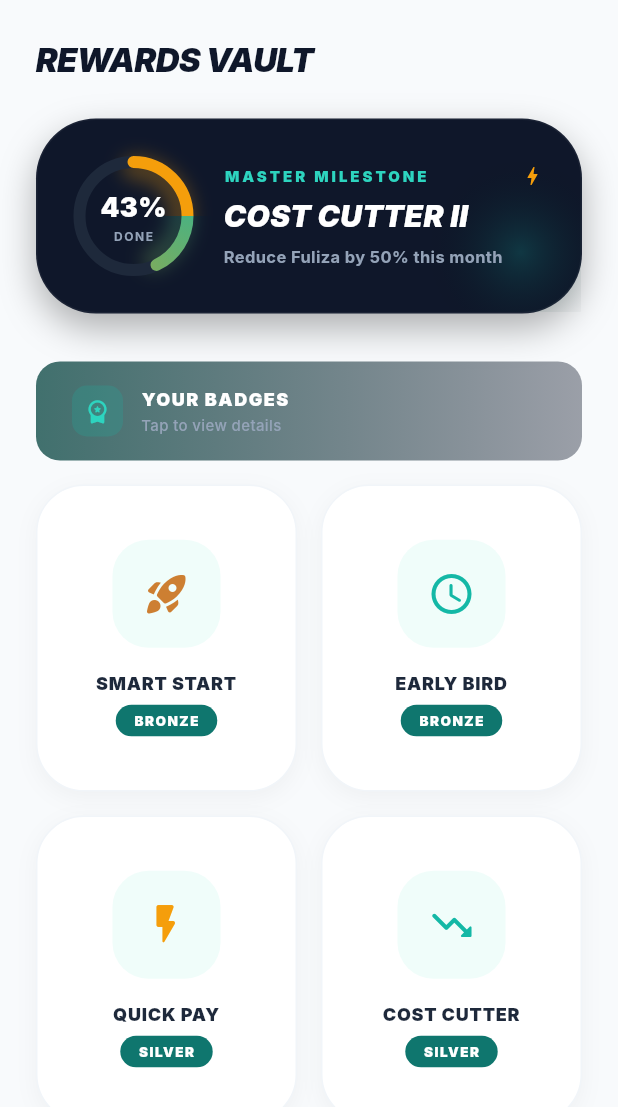
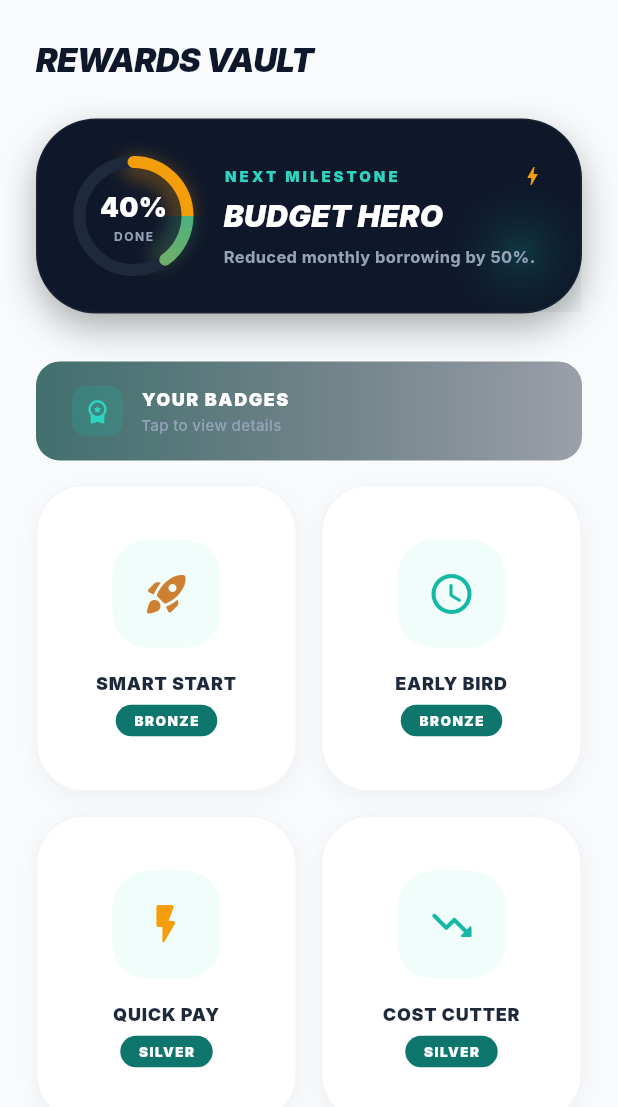
Before and after one commit to Ianodad/FuliTrack, a Flutter app: the RewardsScreen screen opened directly, on a phone screen of 412 x 824 dp. Shown: the top 1107 px of the screen. Run offline on Flutter 3.47's test engine with Material 3 defaults, Android fonts, the phone set to English and light mode, and no system bars; our stand-ins replace fl_chart, flutter_local_notifications, flutter_riverpod, logger, permission_handler, shared_preferences and 2 more; missing offline and left inert: flutter_sms_inbox; accounts and stored records are empty; Roboto replaces fonts that are missing (Inter).

Commit message:
Fix hardcoded reward progress - calculate dynamically from earned badges

```diff
--- a/lib/ui/screens/rewards_screen.dart
+++ b/lib/ui/screens/rewards_screen.dart
@@ -11,6 +11,7 @@ class RewardsScreen extends ConsumerWidget {
   @override
   Widget build(BuildContext context, WidgetRef ref) {
     final rewards = ref.watch(rewardProvider).rewards;
+    final badges = _getBadgesList();
 
     return Scaffold(
       backgroundColor: AppTheme.slate50,
@@ -36,7 +37,7 @@ class RewardsScreen extends ConsumerWidget {
               ),
 
               // Progress Card
-              _buildProgressCard(),
+              _buildProgressCard(badges),
 
               const SizedBox(height: 32),
 
@@ -53,7 +54,7 @@ class RewardsScreen extends ConsumerWidget {
               const SizedBox(height: 16),
 
               // Badge Grid
-              _buildBadgeGrid(rewards),
+              _buildBadgeGrid(badges),
             ],
           ),
         ),
@@ -61,8 +62,17 @@ class RewardsScreen extends ConsumerWidget {
     );
   }
 
-  Widget _buildProgressCard() {
-    const progress = 0.43; // 43% progress
+  Widget _buildProgressCard(List<_BadgeData> badges) {
+    // Calculate dynamic progress based on earned badges
+    final earnedCount = badges.where((b) => b.earned).length;
+    final totalCount = badges.length;
+    final progress = totalCount > 0 ? earnedCount / totalCount : 0.0;
+
+    // Find next unearned badge as milestone
+    final nextBadge = badges.firstWhere(
+      (b) => !b.earned,
+      orElse: () => badges.last, // If all earned, show last badge
+    );
 
     return Padding(
       padding: const EdgeInsets.symmetric(horizontal: 24),
@@ -146,7 +156,7 @@ class RewardsScreen extends ConsumerWidget {
                             mainAxisAlignment: MainAxisAlignment.spaceBetween,
                             children: [
                               Text(
-                                'MASTER MILESTONE',
+                                earnedCount == totalCount ? 'ALL COMPLETE!' : 'NEXT MILESTONE',
                                 style: TextStyle(
                                   fontSize: 10,
                                   fontWeight: FontWeight.w900,
@@ -155,16 +165,16 @@ class RewardsScreen extends ConsumerWidget {
                                 ),
                               ),
                               Icon(
-                                Icons.bolt,
+                                earnedCount == totalCount ? Icons.emoji_events : Icons.bolt,
                                 size: 16,
                                 color: AppTheme.amber500,
                               ),
                             ],
                           ),
                           const SizedBox(height: 8),
-                          const Text(
-                            'COST CUTTER II',
-                            style: TextStyle(
+                          Text(
+                            nextBadge.label.toUpperCase(),
+                            style: const TextStyle(
                               fontSize: 20,
                               fontWeight: FontWeight.w900,
                               fontStyle: FontStyle.italic,
@@ -174,7 +184,7 @@ class RewardsScreen extends ConsumerWidget {
                           ),
                           const SizedBox(height: 8),
                           Text(
-                            'Reduce Fuliza by 50% this month',
+                            nextBadge.description,
                             style: TextStyle(
                               fontSize: 11,
                               fontWeight: FontWeight.bold,
@@ -194,8 +204,8 @@ class RewardsScreen extends ConsumerWidget {
     );
   }
 
-  Widget _buildBadgeGrid(List<dynamic> rewards) {
-    final badges = [
+  List<_BadgeData> _getBadgesList() {
+    return [
       // TIER 1: Getting Started
       _BadgeData(
         label: 'Smart Start',
@@ -328,7 +338,9 @@ class RewardsScreen extends ConsumerWidget {
         description: 'Interest below Ksh 50 for 3 consecutive months.',
       ),
     ];
+  }
 
+  Widget _buildBadgeGrid(List<_BadgeData> badges) {
     return Padding(
       padding: const EdgeInsets.symmetric(horizontal: 24),
       child: GridView.builder(
```
